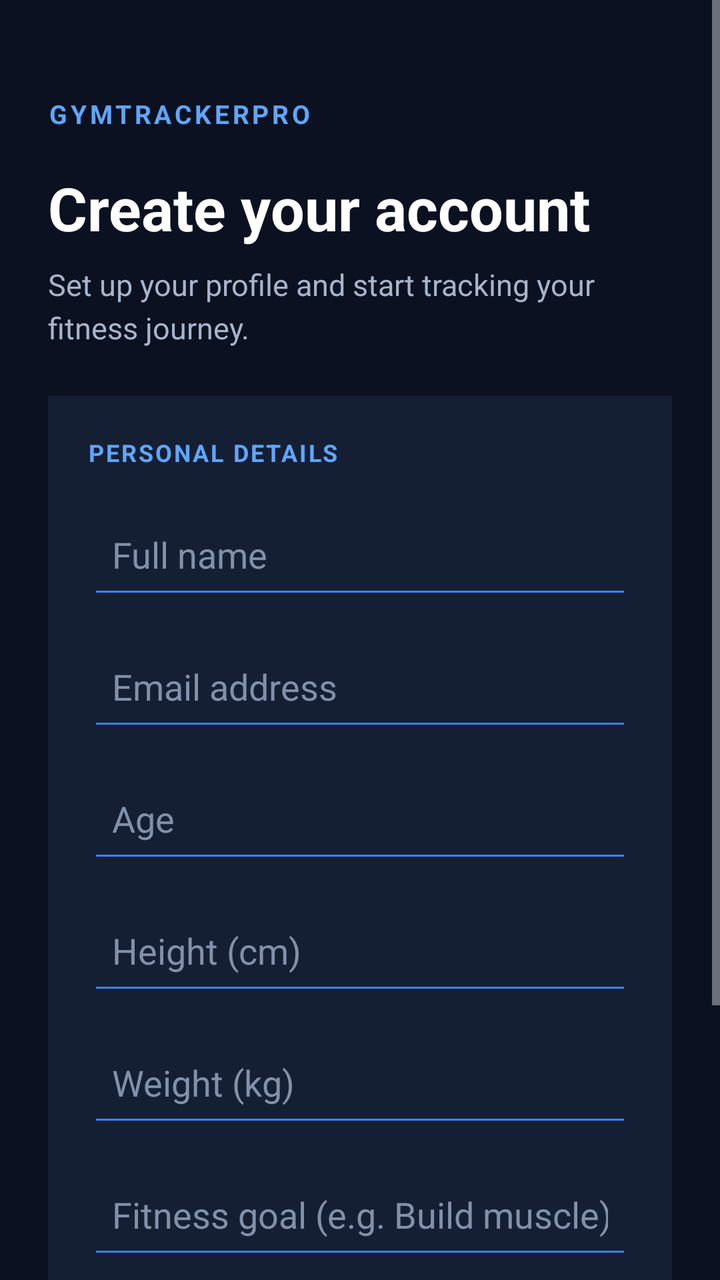
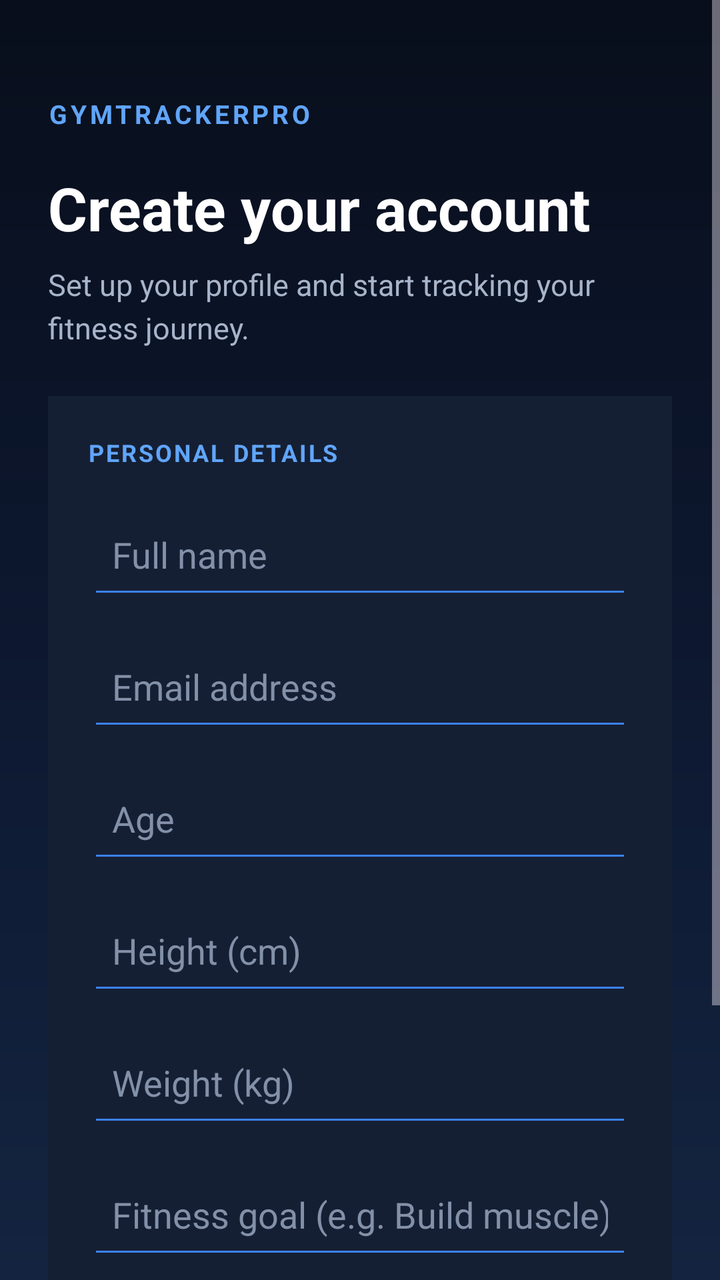

Two renders of the same Android screen: before a commit and after it. Below are the layout's source before the change and the commit's diff.
<!-- AndroidManifest.xml: application theme Theme.GymTrackerPro -->
<!-- res/layout/activity_register.xml -->
<?xml version="1.0" encoding="utf-8"?>
<ScrollView xmlns:android="http://schemas.android.com/apk/res/android"
    android:layout_width="match_parent"
    android:layout_height="match_parent"
    android:background="#0B1120"
    android:fillViewport="true"
    android:fitsSystemWindows="true">

    <LinearLayout
        android:layout_width="match_parent"
        android:layout_height="wrap_content"
        android:orientation="vertical"
        android:padding="24dp">

        <TextView
            android:layout_width="wrap_content"
            android:layout_height="wrap_content"
            android:layout_marginTop="24dp"
            android:text="GYMTRACKERPRO"
            android:textColor="#60A5FA"
            android:textSize="13sp"
            android:textStyle="bold"
            android:letterSpacing="0.12" />

        <TextView
            android:layout_width="match_parent"
            android:layout_height="wrap_content"
            android:layout_marginTop="18dp"
            android:text="Create your account"
            android:textColor="#FFFFFF"
            android:textSize="30sp"
            android:textStyle="bold" />

        <TextView
            android:layout_width="match_parent"
            android:layout_height="wrap_content"
            android:layout_marginTop="8dp"
            android:layout_marginBottom="24dp"
            android:text="Set up your profile and start tracking your fitness journey."
            android:textColor="#A8B4CA"
            android:textSize="15sp"
            android:lineSpacingExtra="4dp" />

        <LinearLayout
            android:layout_width="match_parent"
            android:layout_height="wrap_content"
            android:background="#151F33"
            android:orientation="vertical"
            android:padding="20dp">

            <TextView
                android:layout_width="wrap_content"
                android:layout_height="wrap_content"
                android:text="PERSONAL DETAILS"
                android:textColor="#60A5FA"
                android:textSize="12sp"
                android:textStyle="bold"
                android:letterSpacing="0.08"
                android:layout_marginBottom="16dp" />

            <EditText
                android:id="@+id/etRegisterName"
                android:layout_width="match_parent"
                android:layout_height="54dp"
                android:layout_marginBottom="12dp"
                android:backgroundTint="#3B82F6"
                android:hint="Full name"
                android:inputType="textPersonName"
                android:padding="12dp"
                android:singleLine="true"
                android:textColor="#FFFFFF"
                android:textColorHint="#8290A8" />

            <EditText
                android:id="@+id/etRegisterEmail"
                android:layout_width="match_parent"
                android:layout_height="54dp"
                android:layout_marginBottom="12dp"
                android:backgroundTint="#3B82F6"
                android:hint="Email address"
                android:inputType="textEmailAddress"
                android:padding="12dp"
                android:singleLine="true"
                android:textColor="#FFFFFF"
                android:textColorHint="#8290A8" />

            <EditText
                android:id="@+id/etRegisterAge"
                android:layout_width="match_parent"
                android:layout_height="54dp"
                android:layout_marginBottom="12dp"
                android:backgroundTint="#3B82F6"
                android:hint="Age"
                android:inputType="number"
                android:padding="12dp"
                android:singleLine="true"
                android:textColor="#FFFFFF"
                android:textColorHint="#8290A8" />

            <EditText
                android:id="@+id/etRegisterHeight"
                android:layout_width="match_parent"
                android:layout_height="54dp"
                android:layout_marginBottom="12dp"
                android:backgroundTint="#3B82F6"
                android:hint="Height (cm)"
                android:inputType="numberDecimal"
                android:padding="12dp"
                android:singleLine="true"
                android:textColor="#FFFFFF"
                android:textColorHint="#8290A8" />

            <EditText
                android:id="@+id/etRegisterWeight"
                android:layout_width="match_parent"
                android:layout_height="54dp"
                android:layout_marginBottom="12dp"
                android:backgroundTint="#3B82F6"
                android:hint="Weight (kg)"
                android:inputType="numberDecimal"
                android:padding="12dp"
                android:singleLine="true"
                android:textColor="#FFFFFF"
                android:textColorHint="#8290A8" />

            <EditText
                android:id="@+id/etRegisterFitnessGoal"
                android:layout_width="match_parent"
                android:layout_height="54dp"
                android:backgroundTint="#3B82F6"
                android:hint="Fitness goal (e.g. Build muscle)"
                android:inputType="textCapSentences"
                android:padding="12dp"
                android:singleLine="true"
                android:textColor="#FFFFFF"
                android:textColorHint="#8290A8" />

            <Button
                android:id="@+id/btnCreateAccount"
                android:layout_width="match_parent"
                android:layout_height="56dp"
                android:layout_marginTop="24dp"
                android:backgroundTint="#3B82F6"
                android:text="CREATE ACCOUNT"
                android:textColor="#FFFFFF"
                android:textSize="14sp"
                android:textStyle="bold" />

        </LinearLayout>

        <TextView
            android:layout_width="match_parent"
            android:layout_height="wrap_content"
            android:layout_marginTop="18dp"
            android:layout_marginBottom="24dp"
            android:gravity="center"
            android:text="YOUR FITNESS JOURNEY STARTS HERE"
            android:textColor="#71819B"
            android:textSize="11sp"
            android:letterSpacing="0.08" />

    </LinearLayout>

</ScrollView>
<!-- resources referenced by this layout -->
<resources>
  <style name="Theme.GymTrackerPro" parent="Base.Theme.GymTrackerPro" />
  <style name="Base.Theme.GymTrackerPro" parent="Theme.Material3.Dark.NoActionBar">
          <item name="colorPrimary">@color/gt_blue</item>
          <item name="colorSurface">@color/gt_surface</item>
          <item name="android:windowBackground">@color/gt_background</item>
  
          
          <item name="android:statusBarColor">@color/gt_background</item>
          <item name="android:navigationBarColor">@color/gt_background</item>
          <item name="android:windowLightStatusBar">false</item>
      </style>
  <color name="gt_blue">#60A5FA</color>
  <color name="gt_surface">#151F33</color>
  <color name="gt_background">#0B1120</color>
</resources>

<!-- the commit's change to res/layout/activity_register.xml (unified diff, before → after) -->
@@ -2,7 +2,7 @@
 <ScrollView xmlns:android="http://schemas.android.com/apk/res/android"
     android:layout_width="match_parent"
     android:layout_height="match_parent"
-    android:background="#0B1120"
+    android:background="@drawable/bg_midnight_gradient"
     android:fillViewport="true"
     android:fitsSystemWindows="true">
 
<!-- resource entries referenced after the edit -->
@@ -1,5 +1,18 @@
 <!-- resources referenced by this layout -->
 <resources>
+  <!-- drawable bg_midnight_gradient (drawable) -->
+  <?xml version="1.0" encoding="utf-8"?>
+  <shape xmlns:android="http://schemas.android.com/apk/res/android"
+      android:shape="rectangle">
+  
+      <gradient
+          android:angle="270"
+          android:startColor="#080E1B"
+          android:centerColor="#0D1830"
+          android:endColor="#142440"
+          android:type="linear" />
+  
+  </shape>
   <style name="Theme.GymTrackerPro" parent="Base.Theme.GymTrackerPro" />
   <style name="Base.Theme.GymTrackerPro" parent="Theme.Material3.Dark.NoActionBar">
           <item name="colorPrimary">@color/gt_blue</item>
